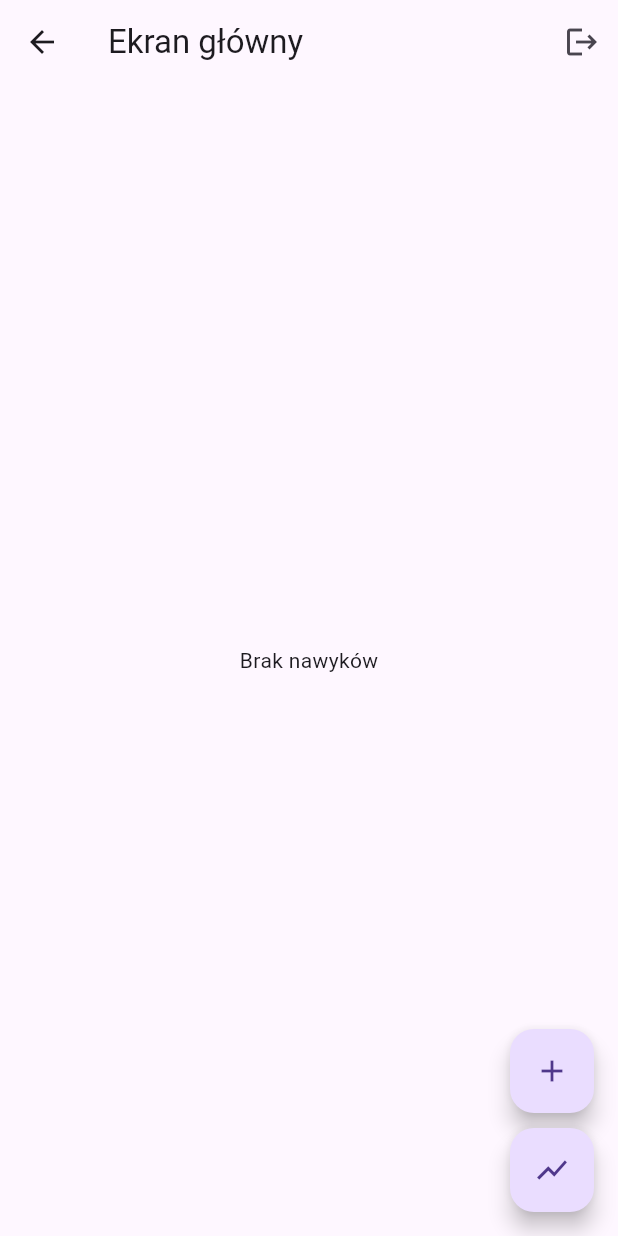
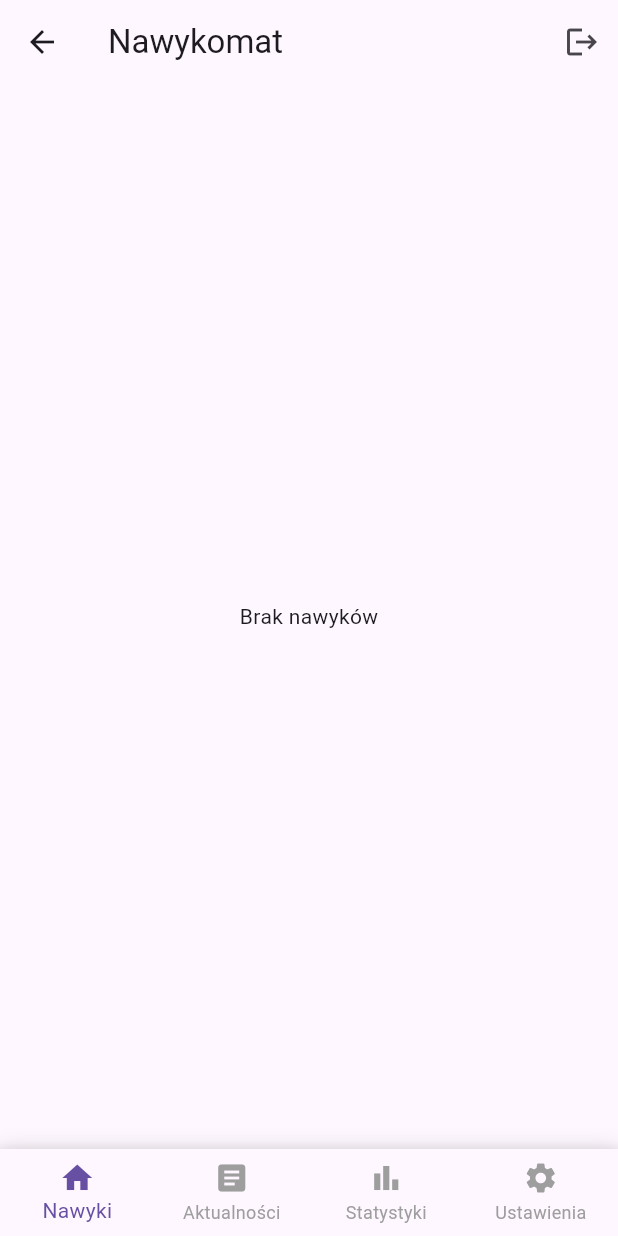
Before and after one commit to devglz/nawykomat-habit-app, a Flutter app: the HomePage screen opened by its route, on a phone screen of 412 x 824 dp. Run offline on Flutter 3.47's test engine with Material 3 defaults, Android fonts, the light colour scheme and no system bars; our stand-ins replace cloud_firestore, firebase_auth, firebase_core, google_sign_in; accounts and stored records are empty.

Commit message:
custom_bottom_navigation_bar

```diff
--- a/lib/ui/home/home_page.dart
+++ b/lib/ui/home/home_page.dart
@@ -1,27 +1,71 @@
 import 'package:flutter/material.dart';
+import 'package:habit_app/ui/widgets/custom_bottom_navigation_bar.dart';
 import 'package:habit_app/services/auth_service.dart';
 import 'package:habit_app/services/habit_service.dart';
 import 'package:cloud_firestore/cloud_firestore.dart';
+import 'package:habit_app/ui/news/news_page.dart';
+import 'package:habit_app/ui/progress/progress_page.dart';
+import 'package:habit_app/ui/settings/settings_page.dart';
 
-class HomePage extends StatelessWidget {
+class HomePage extends StatefulWidget {
   const HomePage({super.key});
+
+  @override
+  State<HomePage> createState() => _HomePageState();
+}
+
+class _HomePageState extends State<HomePage> {
+  int _currentIndex = 0;
+
+  // Lista widgetów/stron dla każdej zakładki
+  final List<Widget> _pages = [
+    const HomeContent(), // Główna zawartość strony
+    const NewsPage(),    // Strona z aktualnościami
+    const ProgressPage(), // Strona ze statystykami
+    const SettingsPage(), // Strona z ustawieniami
+  ];
 
   @override
   Widget build(BuildContext context) {
     return Scaffold(
       appBar: AppBar(
-        title: const Text('Ekran główny'),
+        title: const Text('Nawykomat'),
         actions: [
           IconButton(
             icon: const Icon(Icons.logout),
             onPressed: () async {
               await AuthService().signOut();
-              Navigator.pushNamedAndRemoveUntil(context, '/login', (route) => false);
+              Navigator.pushNamedAndRemoveUntil(
+                  context, '/login', (route) => false);
             },
           ),
         ],
       ),
-      body: LayoutBuilder(
+      body: _pages[_currentIndex], // Wyświetlanie odpowiedniej strony
+      bottomNavigationBar: CustomBottomNavigationBar(
+        currentIndex: _currentIndex,
+        onTap: (index) {
+          setState(() {
+            _currentIndex = index;
+          });
+        },
+      ),
+    );
+  }
+}
+
+// Dodaj ten widget jako osobną klasę
+class HomeContent extends StatelessWidget {
+  const HomeContent({super.key});
+
+  @override
+  Widget build(BuildContext context) {
+    return StreamBuilder<QuerySnapshot>(
+      stream: HabitService().getHabits(),
+      builder: (context, snapshot) {
+        // Tutaj przenieś całą logikę wyświetlania nawyków
+        // która była wcześniej bezpośrednio w body Scaffold
+        return LayoutBuilder(
           builder: (context, constraints) {
             return Container(
               padding: const EdgeInsets.all(16.0),
@@ -96,7 +140,7 @@ class HomePage extends StatelessWidget {
                             ],
                           ),
                         );
-                    }).toList(),
+                      }),
                       const Padding(
                         padding: EdgeInsets.all(8.0),
                         child: Text(
@@ -152,34 +196,15 @@ class HomePage extends StatelessWidget {
                             ],
                           ),
                         );
-                    }).toList(),
+                      }),
                     ],
                   );
                 },
               ),
             );
           },
-      ),
-      floatingActionButton: Column(
-        mainAxisAlignment: MainAxisAlignment.end,
-        children: [
-          FloatingActionButton(
-            heroTag: 'addHabit',
-            onPressed: () {
-              Navigator.pushNamed(context, '/addHabit');
+        );
       },
-            child: const Icon(Icons.add),
-          ),
-          const SizedBox(height: 10),
-          FloatingActionButton(
-            heroTag: 'progress',
-            onPressed: () {
-              Navigator.pushNamed(context, '/progress');
-            },
-            child: const Icon(Icons.show_chart),
-          ),
-        ],
-      ),
     );
   }
 }
--- /dev/null
+++ b/lib/ui/widgets/custom_bottom_navigation_bar.dart
@@ -0,0 +1,54 @@
+// custom_bottom_navigation_bar.dart
+
+import 'package:flutter/material.dart';
+
+class CustomBottomNavigationBar extends StatelessWidget {
+  final int currentIndex;
+  final Function(int) onTap;
+
+  const CustomBottomNavigationBar({
+    super.key,
+    required this.currentIndex,
+    required this.onTap,
+  });
+
+  @override
+  Widget build(BuildContext context) {
+    return Container(
+      decoration: BoxDecoration(
+        boxShadow: [
+          BoxShadow(
+            color: Colors.black.withOpacity(0.1),
+            blurRadius: 10,
+            offset: const Offset(0, -2),
+          ),
+        ],
+      ),
+      child: BottomNavigationBar(
+        currentIndex: currentIndex,
+        onTap: onTap,
+        type: BottomNavigationBarType.fixed,
+        selectedItemColor: Theme.of(context).primaryColor,
+        unselectedItemColor: Colors.grey,
+        items: const [
+          BottomNavigationBarItem(
+            icon: Icon(Icons.home),
+            label: 'Nawyki',
+          ),
+          BottomNavigationBarItem(
+            icon: Icon(Icons.article),
+            label: 'Aktualności',
+          ),
+          BottomNavigationBarItem(
+            icon: Icon(Icons.bar_chart),
+            label: 'Statystyki',
+          ),
+          BottomNavigationBarItem(
+            icon: Icon(Icons.settings),
+            label: 'Ustawienia',
+          ),
+        ],
+      ),
+    );
+  }
+}
```
Also changed, not shown: lib/main.dart (+6 -4 lines), lib/ui/news/news_page.dart (added, +13 -0 lines), lib/ui/progress/progress_page.dart (+3 -72 lines), lib/ui/settings/settings_page.dart (added, +13 -0 lines), lib/ui/splash/splash_page.dart (+48 -62 lines), 54 other files. Lines whose indentation alone changed are shown as unchanged.
